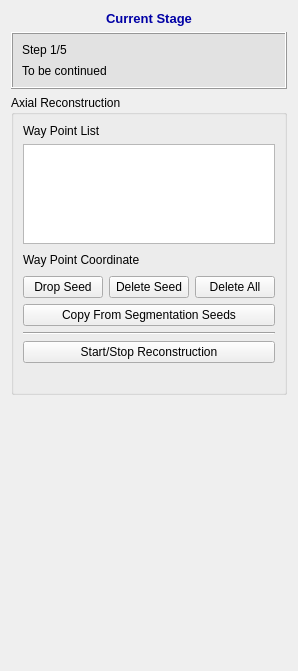
wuzhuobin/PlaqueQuant, file codes/InteractorStyles/QInteractorStyleObliqueViewSeedsPlacer.ui: the form before one commit.
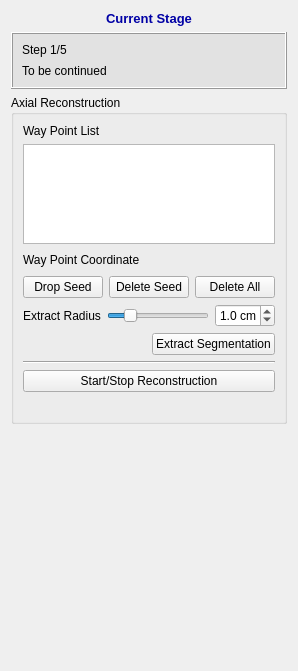
The form after the commit.

Commit message: Move tubular mask function to ObliqueView mode

Diff of the .ui file:
```diff
--- a/codes/InteractorStyles/QInteractorStyleObliqueViewSeedsPlacer.ui
+++ b/codes/InteractorStyles/QInteractorStyleObliqueViewSeedsPlacer.ui
@@ -208,11 +208,98 @@
        </layout>
       </item>
       <item>
-       <widget class="QPushButton" name="pushBtnCopyFromSegSeeds">
-        <property name="text">
-         <string>Copy From Segmentation Seeds</string>
-        </property>
-       </widget>
+       <layout class="QHBoxLayout" name="horizontalLayout">
+        <item>
+         <widget class="QLabel" name="label_5">
+          <property name="text">
+           <string>Extract Radius</string>
+          </property>
+         </widget>
+        </item>
+        <item>
+         <widget class="QSlider" name="hSliderExtractRadius">
+          <property name="minimum">
+           <number>1</number>
+          </property>
+          <property name="maximum">
+           <number>50</number>
+          </property>
+          <property name="value">
+           <number>10</number>
+          </property>
+          <property name="orientation">
+           <enum>Qt::Horizontal</enum>
+          </property>
+         </widget>
+        </item>
+        <item>
+         <widget class="QDoubleSpinBox" name="doubleSpinBoxExtractRadius">
+          <property name="minimumSize">
+           <size>
+            <width>50</width>
+            <height>0</height>
+           </size>
+          </property>
+          <property name="maximumSize">
+           <size>
+            <width>60</width>
+            <height>16777215</height>
+           </size>
+          </property>
+          <property name="prefix">
+           <string/>
+          </property>
+          <property name="suffix">
+           <string> cm</string>
+          </property>
+          <property name="decimals">
+           <number>1</number>
+          </property>
+          <property name="minimum">
+           <double>0.100000000000000</double>
+          </property>
+          <property name="maximum">
+           <double>5.000000000000000</double>
+          </property>
+          <property name="singleStep">
+           <double>0.100000000000000</double>
+          </property>
+          <property name="value">
+           <double>1.000000000000000</double>
+          </property>
+         </widget>
+        </item>
+       </layout>
+      </item>
+      <item>
+       <layout class="QHBoxLayout" name="horizontalLayout_2">
+        <item>
+         <spacer name="horizontalSpacer_7">
+          <property name="orientation">
+           <enum>Qt::Horizontal</enum>
+          </property>
+          <property name="sizeHint" stdset="0">
+           <size>
+            <width>40</width>
+            <height>20</height>
+           </size>
+          </property>
+         </spacer>
+        </item>
+        <item>
+         <widget class="QPushButton" name="pushBtnExtractSegmentation">
+          <property name="sizePolicy">
+           <sizepolicy hsizetype="Preferred" vsizetype="Fixed">
+            <horstretch>0</horstretch>
+            <verstretch>0</verstretch>
+           </sizepolicy>
+          </property>
+          <property name="text">
+           <string>Extract Segmentation</string>
+          </property>
+         </widget>
+        </item>
+       </layout>
       </item>
       <item>
        <widget class="Line" name="line">
```
Left out of the diff: 6 changed lines with no effect on the pictures. The commit also changes 5 other files.
